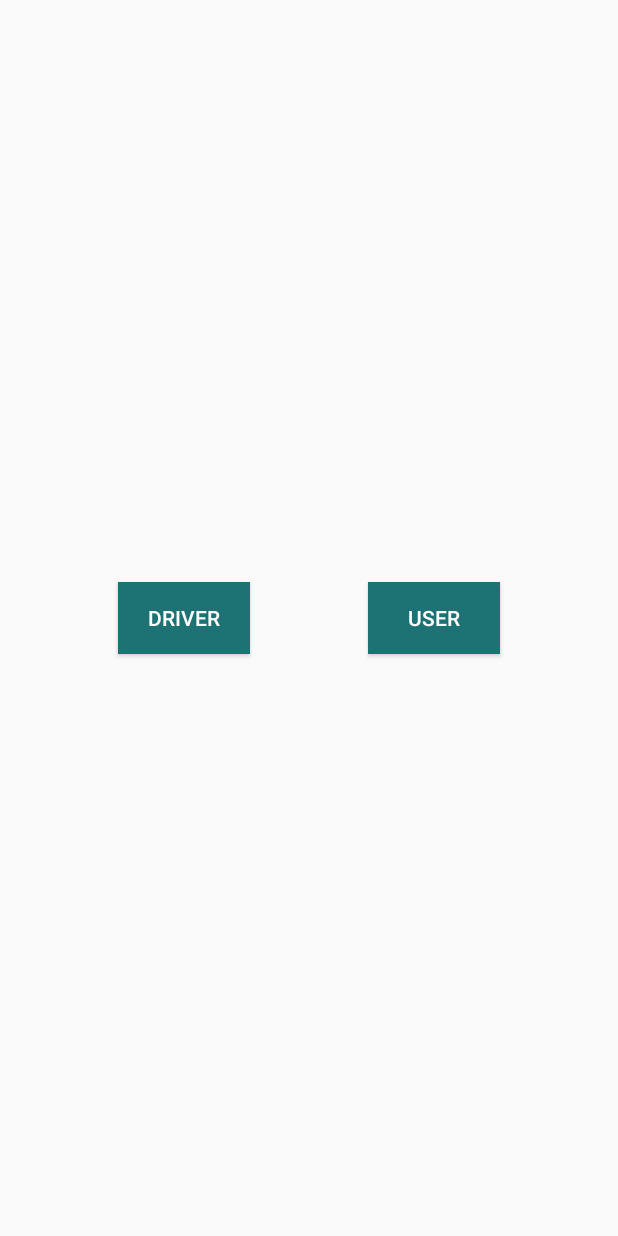
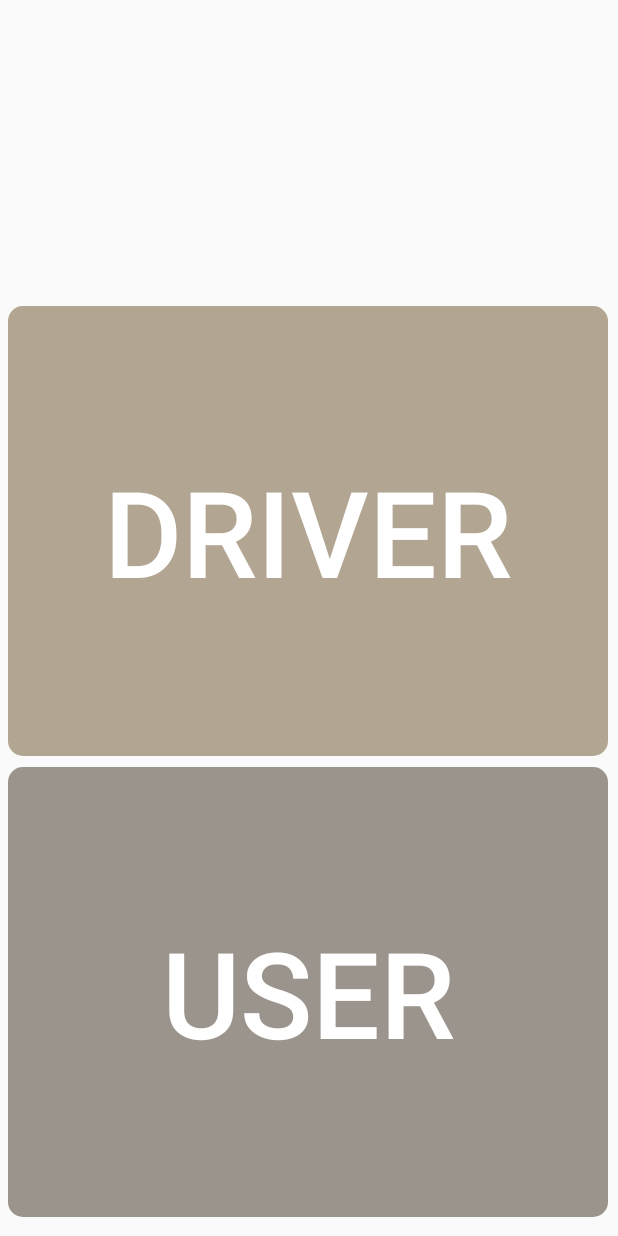
Before and after one commit to DIT112-V20/group-07, an Android app: the screen it shows after launch (Selection), on a phone screen of 412 x 824 dp. Run offline under Robolectric (Android 15) with nearby library versions, the phone set to English and light mode, and no system bars.

Commit message:
#107 Update for selection activity Big boy buttons! Referencing #106

```diff
--- a/arduinoRemote/app/src/main/res/layout/activity_selection.xml
+++ b/arduinoRemote/app/src/main/res/layout/activity_selection.xml
@@ -1,5 +1,6 @@
 <?xml version="1.0" encoding="utf-8"?>
-<androidx.constraintlayout.widget.ConstraintLayout xmlns:android="http://schemas.android.com/apk/res/android"
+<androidx.constraintlayout.widget.ConstraintLayout
+        xmlns:android="http://schemas.android.com/apk/res/android"
         xmlns:app="http://schemas.android.com/apk/res-auto"
         xmlns:tools="http://schemas.android.com/tools"
         android:layout_width="match_parent"
@@ -9,24 +10,25 @@
     <Button
             android:id="@+id/userBut"
             style="@style/Widget.AppCompat.Button.Colored"
-        android:layout_width="wrap_content"
-        android:layout_height="wrap_content"
-        android:background="#1D7373"
+            android:layout_width="400dp"
+            android:layout_height="300dp"
+            android:background="@drawable/roundedbutton"
             android:text="@string/user_header"
-        app:layout_constraintBottom_toBottomOf="parent"
+            android:backgroundTint="@color/jamesGray"
             app:layout_constraintEnd_toEndOf="parent"
-        app:layout_constraintStart_toEndOf="@+id/driverBut"
-        app:layout_constraintTop_toTopOf="parent" />
-
+            app:layout_constraintStart_toStartOf="parent" android:layout_marginTop="7dp"
+            app:layout_constraintTop_toBottomOf="@+id/driverBut" app:layout_constraintBottom_toBottomOf="parent"
+            app:layout_constraintHorizontal_bias="0.454" app:layout_constraintVertical_bias="0.0"
+            android:textSize="80sp"/>
     <Button
             android:id="@+id/driverBut"
             style="@style/Widget.AppCompat.Button.Colored"
-        android:layout_width="wrap_content"
-        android:layout_height="wrap_content"
-        android:background="#1D7373"
+            android:layout_width="400dp"
+            android:layout_height="300dp"
+            android:background="@drawable/roundedbutton"
             android:text="@string/driver_header"
-        app:layout_constraintBottom_toBottomOf="parent"
-        app:layout_constraintEnd_toStartOf="@+id/userBut"
-        app:layout_constraintStart_toStartOf="parent"
-        app:layout_constraintTop_toTopOf="parent" />
+            android:backgroundTint="@color/jamesBeige"
+            app:layout_constraintEnd_toEndOf="parent"
+            app:layout_constraintStart_toStartOf="parent" app:layout_constraintTop_toTopOf="parent"
+            android:layout_marginTop="204dp" app:layout_constraintHorizontal_bias="0.454" android:textSize="80sp"/>
 </androidx.constraintlayout.widget.ConstraintLayout>
```
Also changed, not shown: arduinoRemote/app/src/main/res/layout/activity_main.xml (+5 -15 lines). Lines whose indentation alone changed are shown as unchanged.
